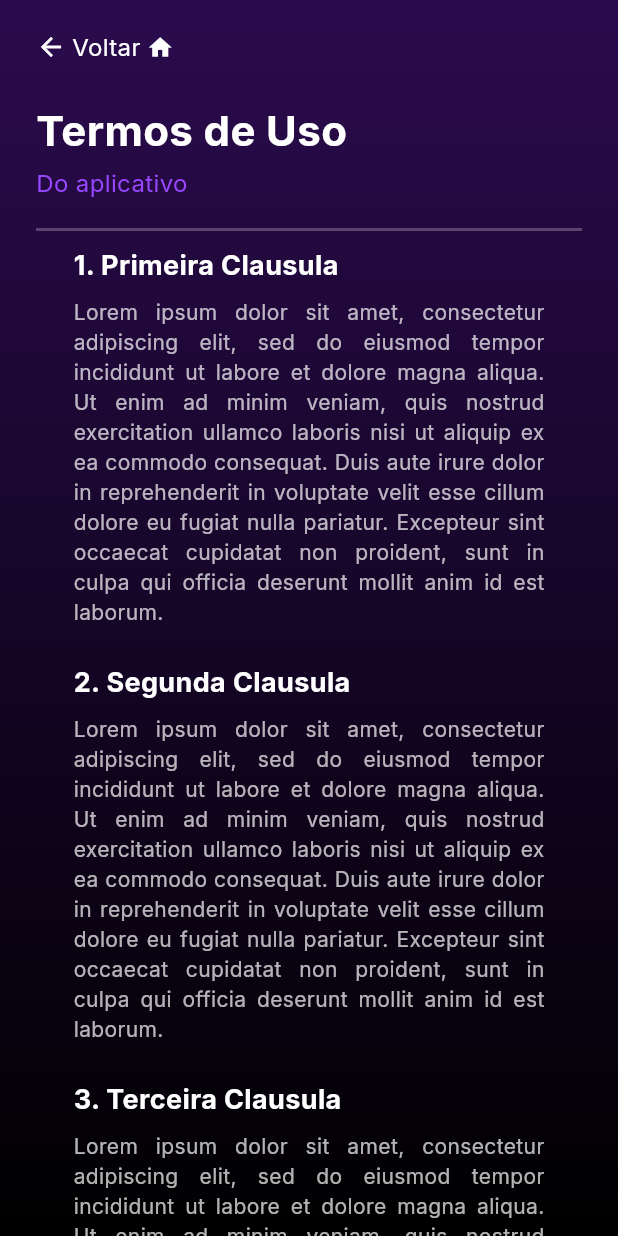
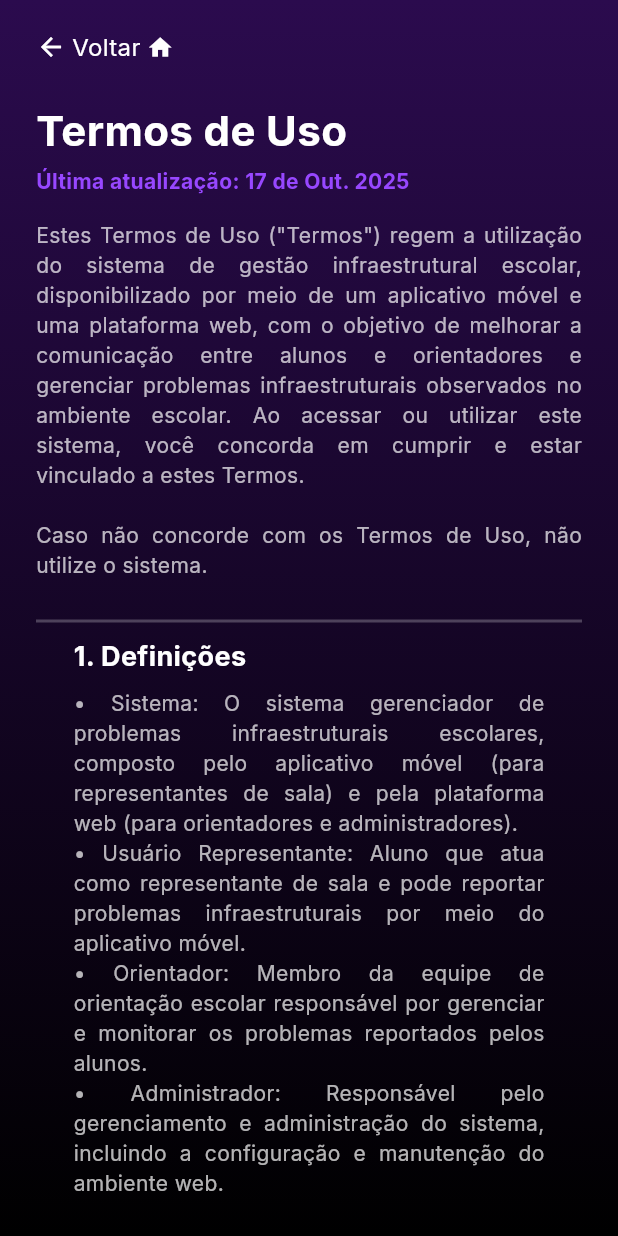
Before and after one commit to manuellaN/gae_app, a Flutter app: the TermosUsoPage screen opened by its route, on a phone screen of 412 x 824 dp. Run offline on Flutter 3.47's test engine with Material 3 defaults, Android fonts, the light colour scheme and no system bars; our stand-ins replace google_fonts, image_picker, shared_preferences; accounts and stored records are empty.

Commit message:
12 CABOU

```diff
--- a/lib/pages/login_page.dart
+++ b/lib/pages/login_page.dart
@@ -76,29 +76,17 @@ class _LoginPageState extends State<LoginPage> {
             height: double.infinity,
             decoration: const BoxDecoration(
               image: DecorationImage(
-                image: AssetImage('assets/login-bg.jpg'),
+                image: AssetImage('assets/login-bg2.jpg'),
                 fit: BoxFit.cover,
               ),
             ),
           ),
 
-          // Gradiente com Blur por cima da imagem de fundo
-          Container(
-            width: double.infinity,
-            height: double.infinity,
-            decoration: BoxDecoration(
-              gradient: LinearGradient(
-                colors: [ Color(0xFF9360FF)  .withOpacity(0.6), Colors.black.withOpacity(1.0)],
-                begin: Alignment.topCenter,
-                end: Alignment.bottomCenter,
-              ),
-              backgroundBlendMode: BlendMode.darken,
-            ),
-            child: BackdropFilter(
-              filter: ImageFilter.blur(sigmaX: 5, sigmaY: 5), // Aplicando o efeito de blur
-              child: Container(
-                color: Colors.transparent,
-              ),
+          // Blur por cima da imagem de fundo
+          BackdropFilter(
+            filter: ImageFilter.blur(sigmaX: 0, sigmaY: 0), // Aplicando o efeito de blur
+            child: Container(
+              color: Colors.transparent, // Fundo transparente após o blur
             ),
           ),
 
--- a/lib/pages/my_bottom_navigation_bar.dart
+++ b/lib/pages/my_bottom_navigation_bar.dart
@@ -1,4 +1,5 @@
 import 'package:flutter/material.dart';
+import 'package:google_fonts/google_fonts.dart';
 
 class MyBottomNavigationBar extends StatelessWidget {
   final int currentIndex;
--- a/lib/pages/termos_uso_page.dart
+++ b/lib/pages/termos_uso_page.dart
@@ -1,4 +1,5 @@
 import 'package:flutter/material.dart';
+import 'package:google_fonts/google_fonts.dart';
 
 class TermosUsoPage extends StatelessWidget {
   const TermosUsoPage({super.key});
@@ -30,12 +31,12 @@ class TermosUsoPage extends StatelessWidget {
                         Navigator.pop(context);
                       },
                       child: Row(
-                        children: const [
+                        children: [
                           Icon(Icons.arrow_back, color: Colors.white, size: 20),
                           SizedBox(width: 4),
                           Text(
                             'Voltar',
-                            style: TextStyle(color: Colors.white, fontSize: 16),
+                            style: GoogleFonts.inter(color: Colors.white, fontSize: 16),
                           ),
                           SizedBox(width: 4),
                           Icon(Icons.home, color: Colors.white, size: 18),
@@ -47,23 +48,32 @@ class TermosUsoPage extends StatelessWidget {
                 const SizedBox(height: 24),
 
                 // Título
-                const Text(
+                Text(
                   'Termos de Uso',
-                  style: TextStyle(
+                  style: GoogleFonts.inter(
                     fontSize: 28,
                     fontWeight: FontWeight.bold,
                     color: Colors.white,
                   ),
                 ),
                 const SizedBox(height: 4),
-                const Text(
-                  'Do aplicativo',
-                  style: TextStyle(
-                    fontSize: 16,
+                Text(
+                  'Última atualização: 17 de Out. 2025',
+                  style: GoogleFonts.inter(
+                    fontSize: 14,
+                    fontWeight: FontWeight.bold,
                     color: Color(0xFF9747FF),
                   ),
                 ),
-                const SizedBox(height: 8),
+                const SizedBox(height: 16),
+
+                // Texto introdutório
+                Text(
+                  'Estes Termos de Uso ("Termos") regem a utilização do sistema de gestão infraestrutural escolar, disponibilizado por meio de um aplicativo móvel e uma plataforma web, com o objetivo de melhorar a comunicação entre alunos e orientadores e gerenciar problemas infraestruturais observados no ambiente escolar. Ao acessar ou utilizar este sistema, você concorda em cumprir e estar vinculado a estes Termos.\n\nCaso não concorde com os Termos de Uso, não utilize o sistema.',
+                  style: GoogleFonts.inter(color: Colors.white70, fontSize: 14, height: 1.4),
+                  textAlign: TextAlign.justify,
+                ),
+                const SizedBox(height: 16),
 
                 // Linha divisória
                 Container(
@@ -74,16 +84,48 @@ class TermosUsoPage extends StatelessWidget {
 
                 // Cláusulas
                 _buildClausula(
-                  '1. Primeira Clausula',
-                  'Lorem ipsum dolor sit amet, consectetur adipiscing elit, sed do eiusmod tempor incididunt ut labore et dolore magna aliqua. Ut enim ad minim veniam, quis nostrud exercitation ullamco laboris nisi ut aliquip ex ea commodo consequat. Duis aute irure dolor in reprehenderit in voluptate velit esse cillum dolore eu fugiat nulla pariatur. Excepteur sint occaecat cupidatat non proident, sunt in culpa qui officia deserunt mollit anim id est laborum.',
+                  '1. Definições',
+                  '• Sistema: O sistema gerenciador de problemas infraestruturais escolares, composto pelo aplicativo móvel (para representantes de sala) e pela plataforma web (para orientadores e administradores).\n• Usuário Representante: Aluno que atua como representante de sala e pode reportar problemas infraestruturais por meio do aplicativo móvel.\n• Orientador: Membro da equipe de orientação escolar responsável por gerenciar e monitorar os problemas reportados pelos alunos.\n• Administrador: Responsável pelo gerenciamento e administração do sistema, incluindo a configuração e manutenção do ambiente web.',
                 ),
                 _buildClausula(
-                  '2. Segunda Clausula',
-                  'Lorem ipsum dolor sit amet, consectetur adipiscing elit, sed do eiusmod tempor incididunt ut labore et dolore magna aliqua. Ut enim ad minim veniam, quis nostrud exercitation ullamco laboris nisi ut aliquip ex ea commodo consequat. Duis aute irure dolor in reprehenderit in voluptate velit esse cillum dolore eu fugiat nulla pariatur. Excepteur sint occaecat cupidatat non proident, sunt in culpa qui officia deserunt mollit anim id est laborum.',
+                  '2. Objetivo do Sistema',
+                  'O sistema foi desenvolvido para facilitar o reporte e gerenciamento de problemas infraestruturais no ambiente escolar. Ele permite que alunos, por meio de seus representantes de sala, reportem problemas observados no ambiente escolar, como cadeiras danificadas, mesas quebradas ou outras questões relacionadas à infraestrutura. Os orientadores podem então analisar, atribuir responsáveis e acompanhar a resolução dos problemas.',
                 ),
                 _buildClausula(
-                  '3. Terceira Clausula',
-                  'Lorem ipsum dolor sit amet, consectetur adipiscing elit, sed do eiusmod tempor incididunt ut labore et dolore magna aliqua. Ut enim ad minim veniam, quis nostrud exercitation ullamco laboris nisi ut aliquip ex ea commodo consequat. Duis aute irure dolor in reprehenderit in voluptate velit esse cillum dolore eu fugiat nulla pariatur. Excepteur sint occaecat cupidatat non proident, sunt in culpa qui officia deserunt mollit anim id est laborum.',
+                  '3. Requisitos para Utilização',
+                  'Usuários Representantes (Aplicativo Móvel):\n• Cadastro e Login: Para utilizar o sistema, o usuário deve se cadastrar e autenticar-se com suas credenciais.\n• Redefinição de Senha: Caso o usuário esqueça sua senha, ele pode redefini-la por meio do aplicativo.\n• Envio de Reportes: Os representantes podem descrever e anexar imagens dos problemas observados, além de indicar sua localização.\n\nOrientadores/Administradores (Plataforma Web):\n• Cadastro e Login: O orientador e administrador devem se cadastrar e autenticar-se para acessar as funcionalidades de gerenciamento.\n• Gerenciamento de Reportes: A plataforma permite que os orientadores analisem, respondam e alterem o status dos reportes, como "em andamento", "concluído" ou "cancelado".',
+                ),
+                _buildClausula(
+                  '4. Obrigações do Usuário',
+                  'O usuário concorda em:\n• Fornecer informações precisas e atualizadas durante o cadastro.\n• Manter a confidencialidade de suas credenciais de acesso.\n• Utilizar o sistema de maneira ética e responsável, respeitando a privacidade de outros usuários.\n• Não utilizar o sistema para fins ilegais ou prejudiciais.\n• Reportar apenas problemas reais e relevantes, com base na sua observação e experiência no ambiente escolar.',
+                ),
+                _buildClausula(
+                  '5. Propriedade Intelectual',
+                  'O sistema e todos os seus conteúdos, incluindo código, design, textos, imagens e demais materiais, são propriedade exclusiva da FIEB, protegidos por direitos autorais e outras leis de propriedade intelectual. O usuário concorda em não copiar, modificar, distribuir ou reproduzir qualquer conteúdo sem a autorização expressa do proprietário.',
+                ),
+                _buildClausula(
+                  '6. Segurança e Privacidade',
+                  'A segurança e a privacidade dos dados dos usuários são prioridade. O sistema coletará e armazenará informações pessoais necessárias para o funcionamento da plataforma, como nome, e-mail, e dados relativos ao reporte de problemas. As informações serão tratadas com confidencialidade e de acordo com as leis aplicáveis de proteção de dados pessoais.\n\n• Controle de Acesso: O sistema possui medidas de segurança para garantir que apenas usuários autenticados (representantes, orientadores e administradores) possam acessar as funcionalidades apropriadas.',
+                ),
+                _buildClausula(
+                  '7. Limitação de Responsabilidade',
+                  'A FIEB não se responsabiliza por:\n• Danos decorrentes do uso inadequado do sistema pelo usuário.\n• Falhas técnicas ou indisponibilidade do sistema que possam prejudicar a utilização temporária.\n• Qualquer perda de dados ou informações que não sejam de responsabilidade direta da plataforma.',
+                ),
+                _buildClausula(
+                  '8. Alterações nos Termos de Uso',
+                  'A FIEB se reserva o direito de modificar, a qualquer momento, estes Termos de Uso. Quaisquer alterações serão publicadas nesta página, e o uso contínuo do sistema após a modificação será considerado como aceitação dos novos Termos.',
+                ),
+                _buildClausula(
+                  '9. Rescisão de Acesso',
+                  'A FIEB pode, a seu critério, suspender ou encerrar o acesso de um usuário ao sistema a qualquer momento, caso o usuário viole estes Termos de Uso ou utilize o sistema de maneira indevida.',
+                ),
+                _buildClausula(
+                  '10. Disposições Finais',
+                  '• Lei Aplicável: Estes Termos de Uso são regidos pelas leis do [país ou estado], independentemente de qualquer princípio de conflitos de leis.\n• Resolução de Conflitos: Qualquer disputa decorrente da utilização do sistema será resolvida por meio de arbitragem, conforme as regras estabelecidas pela [instituição ou órgão competente].',
+                ),
+                _buildClausula(
+                  '11. Aceitação dos Termos',
+                  'Ao acessar ou utilizar o sistema, você reconhece que leu, entendeu e concorda com estes Termos de Uso. Se não concordar com os Termos, não utilize o sistema.\n\nSe tiver dúvidas sobre estes Termos de Uso, entre em contato conosco através de gaesystem@gmail.com.',
                 ),
               ],
             ),
@@ -102,7 +144,7 @@ class TermosUsoPage extends StatelessWidget {
         children: [
           Text(
             titulo,
-            style: const TextStyle(
+            style: GoogleFonts.inter(
               color: Colors.white,
               fontSize: 18,
               fontWeight: FontWeight.bold,
@@ -111,7 +153,7 @@ class TermosUsoPage extends StatelessWidget {
           const SizedBox(height: 8),
           Text(
             texto,
-            style: const TextStyle(color: Colors.white70, fontSize: 14, height: 1.4),
+            style: GoogleFonts.inter(color: Colors.white70, fontSize: 14, height: 1.4),
             textAlign: TextAlign.justify,
           ),
         ],
```
Also changed, not shown: assets/login-bg2.jpg (added).
